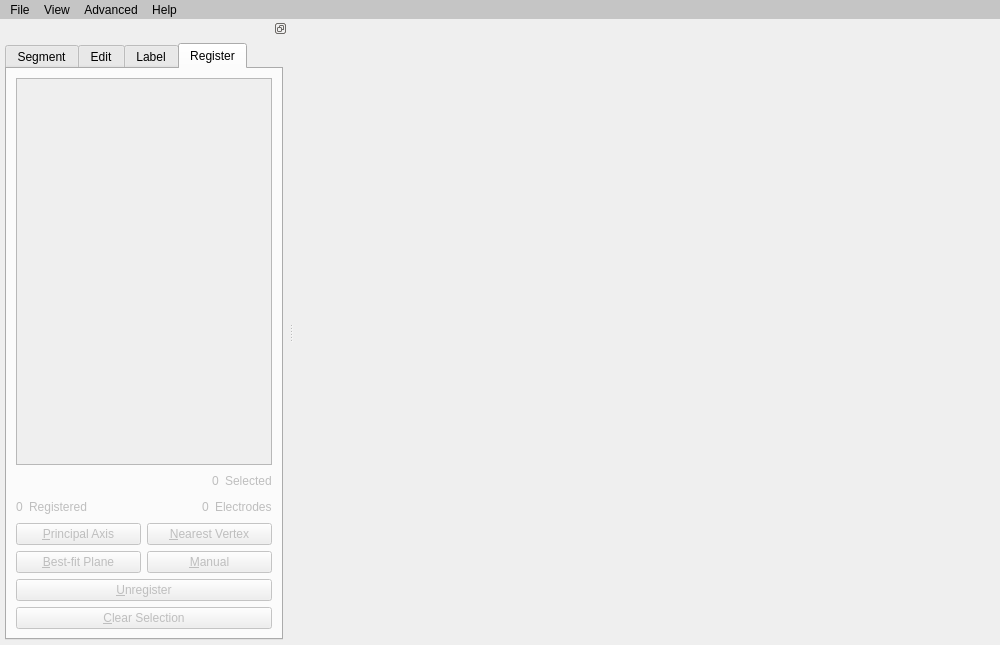
Above: app/ui/mainwindow.ui from towle-lab/electrode-registration-app before the change. Below: the same form after it.
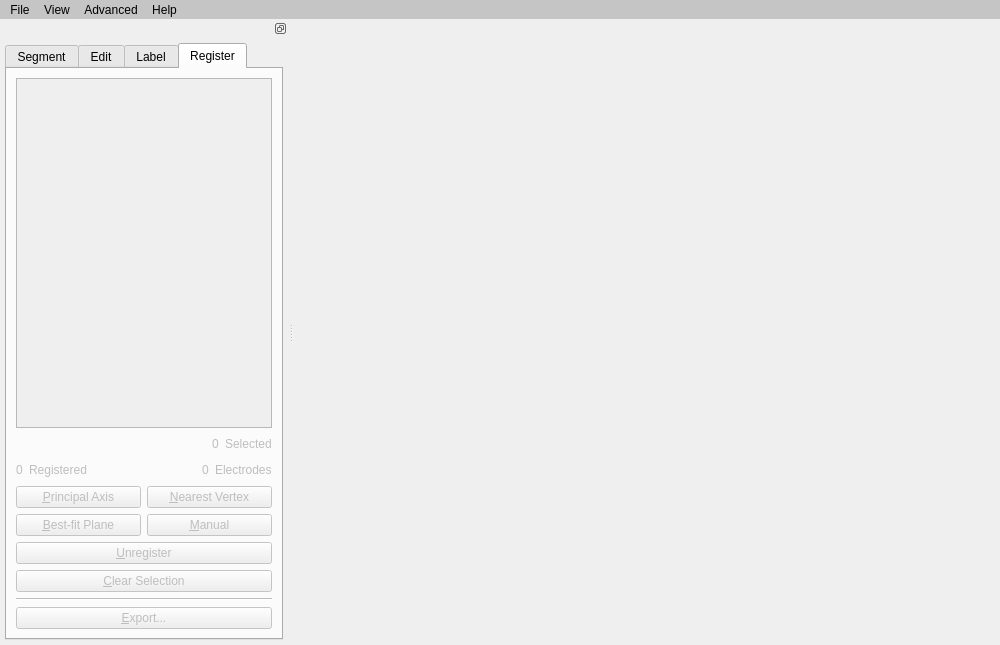
That is the form after the change. The open tabs and pages were chosen to show the change.

Commit message: + import Freesurfer pointset (.dat) files as electrodes

```diff
--- a/app/ui/mainwindow.ui
+++ b/app/ui/mainwindow.ui
@@ -589,16 +589,6 @@
            </property>
           </widget>
          </item>
-         <item>
-          <widget class="QPushButton" name="pushButton_export">
-           <property name="text">
-            <string>&amp;Export...</string>
-           </property>
-           <property name="shortcut">
-            <string>E</string>
-           </property>
-          </widget>
-         </item>
         </layout>
        </widget>
        <widget class="QWidget" name="tab_register">
@@ -786,6 +776,23 @@
            </property>
           </widget>
          </item>
+         <item>
+          <widget class="Line" name="line_2">
+           <property name="orientation">
+            <enum>Qt::Horizontal</enum>
+           </property>
+          </widget>
+         </item>
+         <item>
+          <widget class="QPushButton" name="pushButton_export">
+           <property name="text">
+            <string>&amp;Export...</string>
+           </property>
+           <property name="shortcut">
+            <string>E</string>
+           </property>
+          </widget>
+         </item>
         </layout>
        </widget>
       </widget>
```
Left out of the diff: 13 changed lines with no effect on the pictures. The commit also changes 2 other files.
